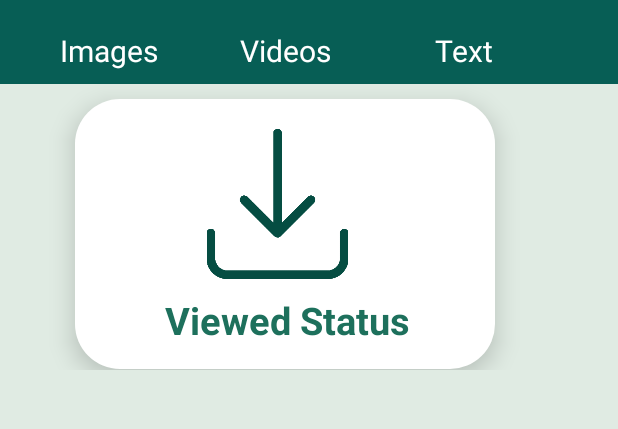
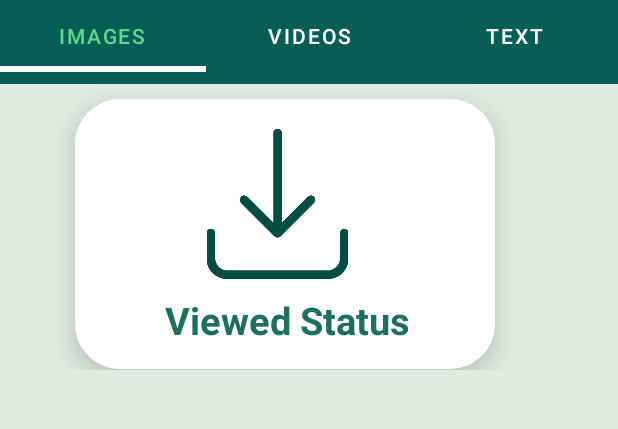
Before and after one commit to haseebahmad3399/ProjectSMD, an Android app: the statussave screen opened directly, with no data from a screen before it, on a phone screen of 412 x 824 dp, the part 120-549 px from its top. Run offline under Robolectric (Android 15) with nearby library versions, the phone set to English and light mode, and no system bars.

Commit message:
Second Commit

```diff
--- a/app/src/main/java/com/example/pro/statussave.java
+++ b/app/src/main/java/com/example/pro/statussave.java
@@ -2,13 +2,55 @@ package com.example.pro;
 
 import androidx.appcompat.app.AppCompatActivity;
 
+import android.app.Activity;
+import android.graphics.Color;
+import android.os.Build;
 import android.os.Bundle;
+import android.view.Window;
+import android.view.WindowManager;
+import android.widget.TableLayout;
+
+import com.google.android.material.tabs.TabLayout;
 
 public class statussave extends AppCompatActivity {
+
+    TabLayout tabLayout;
 
     @Override
     protected void onCreate(Bundle savedInstanceState) {
         super.onCreate(savedInstanceState);
         setContentView(R.layout.activity_statussave);
+
+        if (Build.VERSION.SDK_INT >= 19 && Build.VERSION.SDK_INT < 21) {
+            setWindowFlag(this, WindowManager.LayoutParams.FLAG_TRANSLUCENT_STATUS, true);
+        }
+//        if (Build.VERSION.SDK_INT >= 19) {
+//            getWindow().getDecorView().setSystemUiVisibility(View.SYSTEM_UI_FLAG_LAYOUT_STABLE | View.SYSTEM_UI_FLAG_LAYOUT_FULLSCREEN);
+//        }
+
+        if (Build.VERSION.SDK_INT >= 21) {
+            setWindowFlag(this, WindowManager.LayoutParams.FLAG_TRANSLUCENT_STATUS, false);
+            getWindow().setStatusBarColor(Color.rgb(7, 94, 84));
+        }
+
+
+
+
+        tabLayout = findViewById(R.id.tabLayout);
+
+        tabLayout.addTab(tabLayout.newTab().setText("Images"));
+        tabLayout.addTab(tabLayout.newTab().setText("Videos"));
+        tabLayout.addTab(tabLayout.newTab().setText("Text"));
+    }
+
+    public static void setWindowFlag(Activity activity, final int bits, boolean on) {
+        Window win = activity.getWindow();
+        WindowManager.LayoutParams winParams = win.getAttributes();
+        if (on) {
+            winParams.flags |= bits;
+        } else {
+            winParams.flags &= ~bits;
+        }
+        win.setAttributes(winParams);
     }
 }
--- a/app/src/main/res/layout/activity_statussave.xml
+++ b/app/src/main/res/layout/activity_statussave.xml
@@ -19,12 +19,13 @@
         android:background="#075E55"
 
         >
+
         <ImageView
+            android:layout_width="60dp"
+            android:id="@+id/logostatusSave"
+            android:layout_height="80dp"
             android:layout_marginLeft="10dp"
-
-            android:layout_width="60dp"
-            android:layout_height="80dp"
-            android:src="@drawable/logo"/>
+            android:src="@drawable/logo" />
 
         <TextView
             android:layout_marginTop="20dp"
@@ -42,35 +43,21 @@
             android:layout_height="30dp"
             android:src="@drawable/dots"/>
 
-        <TextView
-            android:layout_marginTop="100dp"
-            android:layout_marginLeft="40dp"
-            android:layout_width="wrap_content"
+        <com.google.android.material.tabs.TabLayout
+            android:layout_below="@+id/logostatusSave"
+            android:id="@+id/tabLayout"
+            android:layout_width="match_parent"
             android:layout_height="wrap_content"
-            android:text="Images"
-            android:textColor="@color/white"
-            android:textSize="20dp"/>
-
-        <TextView
-            android:layout_marginTop="100dp"
-            android:layout_marginLeft="160dp"
-            android:layout_width="wrap_content"
-            android:layout_height="wrap_content"
-            android:text="Videos"
-            android:textColor="@color/white"
-            android:textSize="20dp"/>
-
-        <TextView
-            android:layout_marginTop="100dp"
-            android:layout_marginLeft="290dp"
-            android:layout_width="wrap_content"
-            android:layout_height="wrap_content"
-            android:text="Text"
-            android:textColor="@color/white"
-            android:textSize="20dp"/>
+            app:tabIndicatorColor="@color/white"
+            android:background="#075E55"
+            app:tabIndicatorHeight="4dp"
+            app:tabSelectedTextColor="#62D68E"
+            app:tabTextColor="@color/white" />
 
 
     </RelativeLayout>
+
+
 
 
 
--- a/app/src/main/res/values/strings.xml
+++ b/app/src/main/res/values/strings.xml
@@ -1,3 +1,4 @@
 <resources>
     <string name="app_name">WhatsSaver</string>
+
 </resources>
```
Also changed, not shown: app/src/main/java/com/example/pro/Directchat.java (+27 -0 lines), app/src/main/java/com/example/pro/customstickers.java (+28 -0 lines), app/src/main/java/com/example/pro/home.java (+45 -0 lines), app/src/main/java/com/example/pro/stickers.java (+28 -0 lines), app/src/main/res/layout/activity_home.xml (+8 -3 lines).
